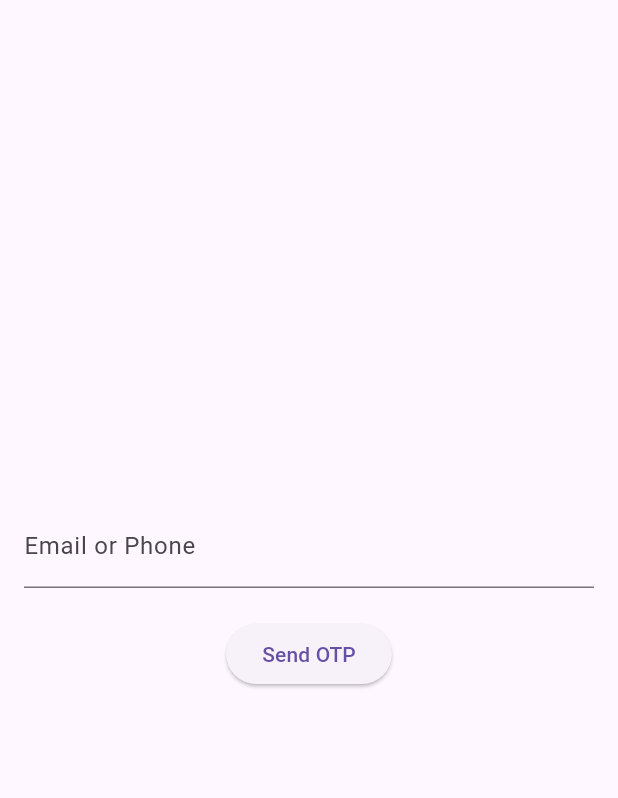
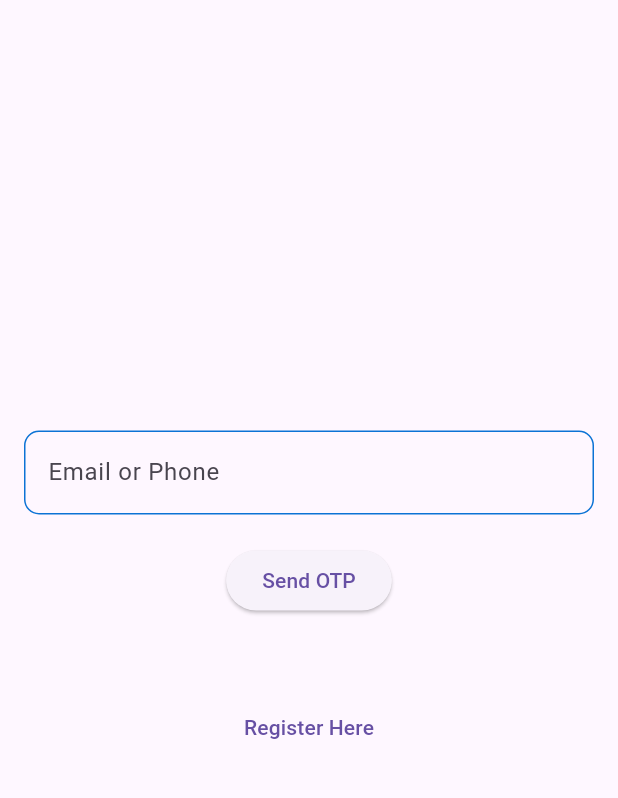
Before and after one commit to tanvirarifsiddiqui/Skill_Assessment, a Flutter app: the screen it shows after launch, after a tap on "Login Screen", on a phone screen of 412 x 824 dp, the part 63-861 px from its top. Run offline on Flutter 3.47's test engine with Material 3 defaults, Android fonts, the light colour scheme and no system bars; our stand-ins replace get; accounts and stored records are empty; network calls fail.

Commit message:
input decoration is changed

```diff
--- a/lib/authentitacion/login.dart
+++ b/lib/authentitacion/login.dart
@@ -1,11 +1,13 @@
 import 'package:flutter/material.dart';
 import 'package:get/get.dart';
 import 'package:http/http.dart' as http;
+import 'package:retina_soft_skill_test/authentitacion/registration.dart';
 import '../Services/api.dart';
 import 'package:retina_soft_skill_test/Pages/home_screen.dart';
 import 'dart:convert';
 
 import '../Global/global_variables.dart';
+import '../constants/input_decoration.dart';
 import '../models/user_model.dart';
 
 class LoginPage extends StatefulWidget {
@@ -98,18 +100,27 @@ class _LoginPageState extends State<LoginPage> {
           children: [
             TextField(
               controller: _emailController,
-              decoration: InputDecoration(labelText: 'Email or Phone'),
+              decoration: CustomInputDecoration.buildInputDecoration('Email or Phone'),
             ),
-            if (_isOtpSent)
+            if (_isOtpSent)...[
+              SizedBox(height: 20,),
               TextField(
                 controller: _otpController,
-                decoration: InputDecoration(labelText: 'OTP Code'),
+                decoration: CustomInputDecoration.buildInputDecoration('OTP Code'),
                 keyboardType: TextInputType.number,
               ),
+            ],
             SizedBox(height: 20),
             ElevatedButton(
               onPressed: _isOtpSent ? _login : _sendOtp,
               child: Text(_isOtpSent ? 'Login' : 'Send OTP'),
+            ),
+            SizedBox(height: 50,),
+            TextButton(
+              onPressed: () {
+                Get.to(() => RegistrationPage());
+              },
+              child: const Text("Register Here"),
             ),
           ],
         ),
--- a/lib/authentitacion/registration.dart
+++ b/lib/authentitacion/registration.dart
@@ -9,6 +9,7 @@ import 'package:retina_soft_skill_test/constants/app_constants.dart';
 
 import '../Services/api.dart';
 import '../Global/global_variables.dart';
+import '../constants/input_decoration.dart';
 import '../models/user_model.dart';
 
 class RegistrationPage extends StatefulWidget {
@@ -21,12 +22,33 @@ class _RegistrationPageState extends State<RegistrationPage> {
   final _phoneController = TextEditingController();
   final _nameController = TextEditingController();
   final _businessNameController = TextEditingController();
-  final _businessTypeIdController = TextEditingController();
   final _otpController = TextEditingController();
 
   bool _isOtpSent = false;
   bool _isRegistered = false;
   String _identifierId = '';
+  List<dynamic> _businessTypes = [];
+  int? _selectedBusinessTypeId;
+
+  @override
+  void initState() {
+    super.initState();
+    _fetchBusinessTypes();
+  }
+
+  Future<void> _fetchBusinessTypes() async {
+    final response = await http.get(Uri.parse('${API.baseURL}/get-business-types'));
+    if (response.statusCode == 200) {
+      final responseData = json.decode(response.body);
+      setState(() {
+        _businessTypes = responseData['business_types'];
+      });
+    } else {
+      ScaffoldMessenger.of(context).showSnackBar(SnackBar(
+        content: Text('Failed to load business types'),
+      ));
+    }
+  }
 
   Future<void> _sendOtp() async {
     final response = await http.post(
@@ -36,7 +58,7 @@ class _RegistrationPageState extends State<RegistrationPage> {
         'phone': _phoneController.text,
         'name': _nameController.text,
         'business_name': _businessNameController.text,
-        'business_type_id': _businessTypeIdController.text,
+        'business_type_id': _selectedBusinessTypeId.toString(),
       },
     );
 
@@ -62,7 +84,6 @@ class _RegistrationPageState extends State<RegistrationPage> {
       ));
     }
   }
-
 
   Future<void> _verifyOtp() async {
     var request = http.MultipartRequest(
@@ -100,7 +121,6 @@ class _RegistrationPageState extends State<RegistrationPage> {
       ));
     }
   }
-
 
   Future<void> _resendOtp() async {
     final response = await http.post(
@@ -143,23 +163,38 @@ class _RegistrationPageState extends State<RegistrationPage> {
               if (!_isRegistered) ...[
                 TextField(
                   controller: _emailController,
-                  decoration: InputDecoration(labelText: 'Email'),
+                  decoration: CustomInputDecoration.buildInputDecoration('Email'),
                 ),
+                SizedBox(height: 10),
                 TextField(
                   controller: _phoneController,
-                  decoration: InputDecoration(labelText: 'Phone'),
+                  decoration: CustomInputDecoration.buildInputDecoration('Phone'),
                 ),
+                SizedBox(height: 10),
                 TextField(
                   controller: _nameController,
-                  decoration: InputDecoration(labelText: 'Name'),
+                  decoration: CustomInputDecoration.buildInputDecoration('Name'),
                 ),
+                SizedBox(height: 10),
                 TextField(
                   controller: _businessNameController,
-                  decoration: InputDecoration(labelText: 'Business Name'),
+                  decoration: CustomInputDecoration.buildInputDecoration('Business Name'),
                 ),
-                TextField(
-                  controller: _businessTypeIdController,
-                  decoration: InputDecoration(labelText: 'Business Type ID'),
+                SizedBox(height: 10),
+                DropdownButtonFormField<int>(
+                  value: _selectedBusinessTypeId,
+                  decoration: CustomInputDecoration.buildInputDecoration('Business Type'),
+                  items: _businessTypes.map<DropdownMenuItem<int>>((type) {
+                    return DropdownMenuItem<int>(
+                      value: type['id'],
+                      child: Text(type['name']),
+                    );
+                  }).toList(),
+                  onChanged: (value) {
+                    setState(() {
+                      _selectedBusinessTypeId = value;
+                    });
+                  },
                 ),
                 SizedBox(height: 20),
                 ElevatedButton(
@@ -167,9 +202,10 @@ class _RegistrationPageState extends State<RegistrationPage> {
                   child: Text('Send OTP'),
                 ),
                 if (_isOtpSent) ...[
+                  SizedBox(height: 10),
                   TextField(
                     controller: _otpController,
-                    decoration: InputDecoration(labelText: 'OTP Code'),
+                    decoration: CustomInputDecoration.buildInputDecoration('OTP Code'),
                     keyboardType: TextInputType.number,
                   ),
                   SizedBox(height: 20),
--- /dev/null
+++ b/lib/constants/input_decoration.dart
@@ -0,0 +1,29 @@
+import 'package:flutter/material.dart';
+
+import 'app_constants.dart';
+
+class CustomInputDecoration{
+  static InputDecoration buildInputDecoration(String labelText) {
+    return InputDecoration(
+      labelText: labelText,
+      border: OutlineInputBorder(
+        borderRadius: BorderRadius.circular(10.0),
+        borderSide: const BorderSide(
+          color: AppConstants.primaryColor,
+        ),
+      ),
+      enabledBorder: OutlineInputBorder(
+        borderRadius: BorderRadius.circular(10.0),
+        borderSide: const BorderSide(
+          color: AppConstants.primaryColor,
+        ),
+      ),
+      focusedBorder: OutlineInputBorder(
+        borderRadius: BorderRadius.circular(10.0),
+        borderSide: const BorderSide(
+          color: AppConstants.primaryColor,
+        ),
+      ),
+    );
+  }
+}
```
Also changed, not shown: lib/Pages/dashboard.dart (+57 -24 lines), lib/constants/custom_button.dart (added, +27 -0 lines), lib/models/customer_model.dart (+8 -5 lines).
